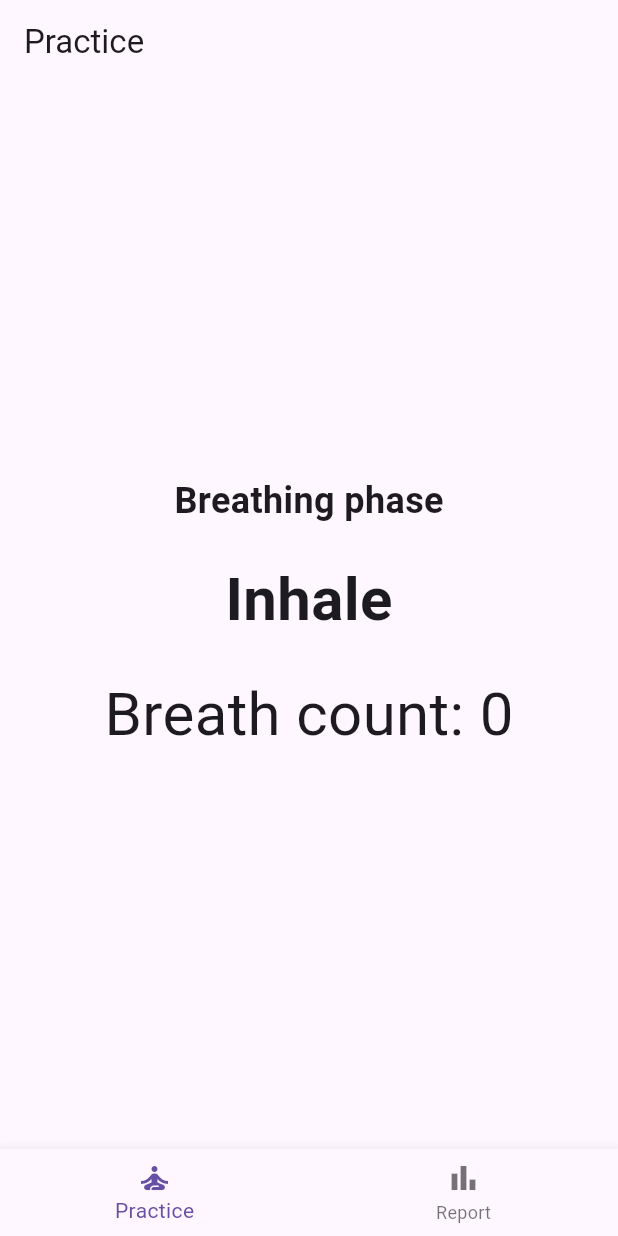
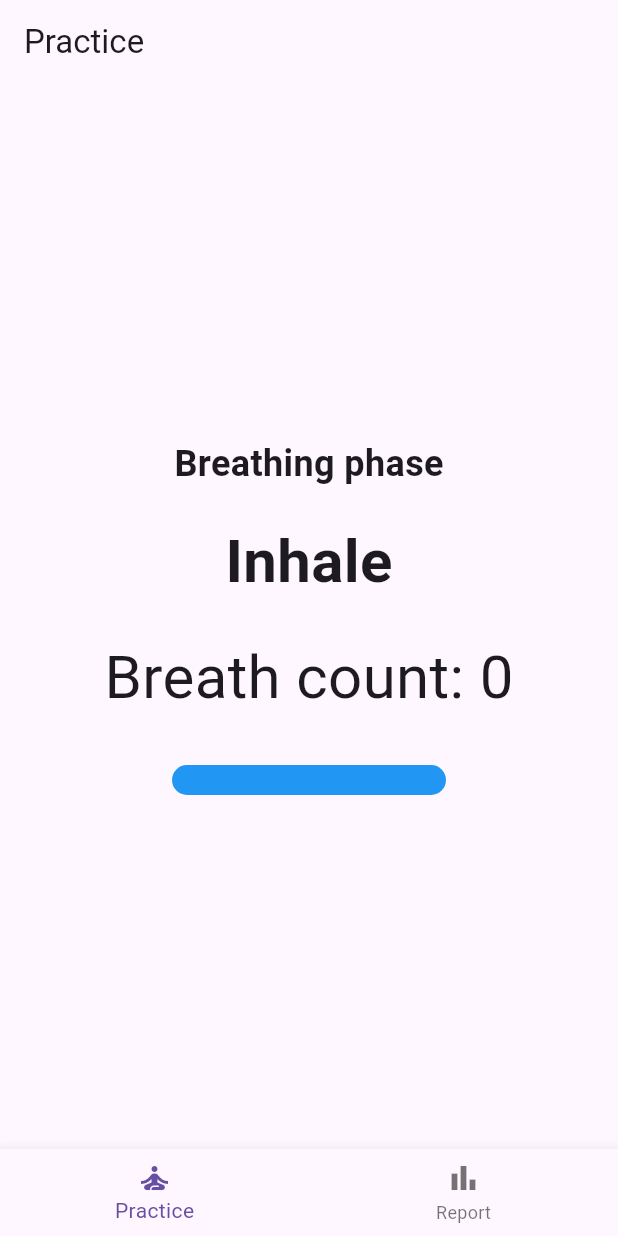
Before and after one commit to ymnavfka/wim_hof_breathing, a Flutter app: the screen it shows after launch, after a tap on "Start Practice", on a phone screen of 412 x 824 dp. Run offline on Flutter 3.47's test engine with Material 3 defaults, Android fonts, the phone set to English and light mode, and no system bars.

Commit message:
Add animated progress bar for breathing

```diff
--- a/wim_hof_breathing/lib/practice_screen.dart
+++ b/wim_hof_breathing/lib/practice_screen.dart
@@ -17,6 +17,7 @@ class _PracticeScreenState extends State<PracticeScreen> {
   Timer? _timer;
   int _freeHoldTime = 0;
   BreathState _breathState = BreathState.inhale;
+  double _breathProgress = 0.0;
 
   void _startPractice() {
     setState(() {
@@ -24,6 +25,7 @@ class _PracticeScreenState extends State<PracticeScreen> {
       _breathCounter = 0;
       _secondsCounted = 0;
       _breathState = BreathState.inhale;
+      _breathProgress = 1.0;
     });
     _startBreathing();
   }
@@ -34,15 +36,18 @@ class _PracticeScreenState extends State<PracticeScreen> {
       setState(() {
         if (_breathState == BreathState.inhale) {
           _breathState = BreathState.exhale;
+          _breathProgress = 0.0;
         } else {
           _breathState = BreathState.inhale;
           _breathCounter++;
+          _breathProgress = 1.0;
         }
 
         if (_breathCounter > 30) {
           timer.cancel();
           _currentPhase = PracticePhase.holdFree;
           _secondsCounted = 0;
+          _breathProgress = 0.0;
           _startFreeHold();
         }
       });
@@ -110,6 +115,34 @@ class _PracticeScreenState extends State<PracticeScreen> {
             SizedBox(height: 20),
             Text("Breath count: $_breathCounter",
                 style: TextStyle(fontSize: 40)),
+            SizedBox(height: 30),
+            // Простая шкала: плавно анимируется при смене _breathProgress
+            Padding(
+              padding: const EdgeInsets.symmetric(horizontal: 40.0),
+              child: Container(
+                height: 20,
+                decoration: BoxDecoration(
+                  color: Colors.grey[300],
+                  borderRadius: BorderRadius.circular(10),
+                ),
+                child: TweenAnimationBuilder<double>(
+                  tween: Tween<double>(begin: 0, end: _breathProgress),
+                  duration: Duration(milliseconds: 2000),
+                  builder: (context, value, child) {
+                    return FractionallySizedBox(
+                      alignment: Alignment.centerLeft,
+                      widthFactor: value.clamp(0.0, 1.0),
+                      child: Container(
+                        decoration: BoxDecoration(
+                          color: Colors.blue,
+                          borderRadius: BorderRadius.circular(10),
+                        ),
+                      ),
+                    );
+                  },
+                ),
+              ),
+            ),
           ],
         );
 
```
